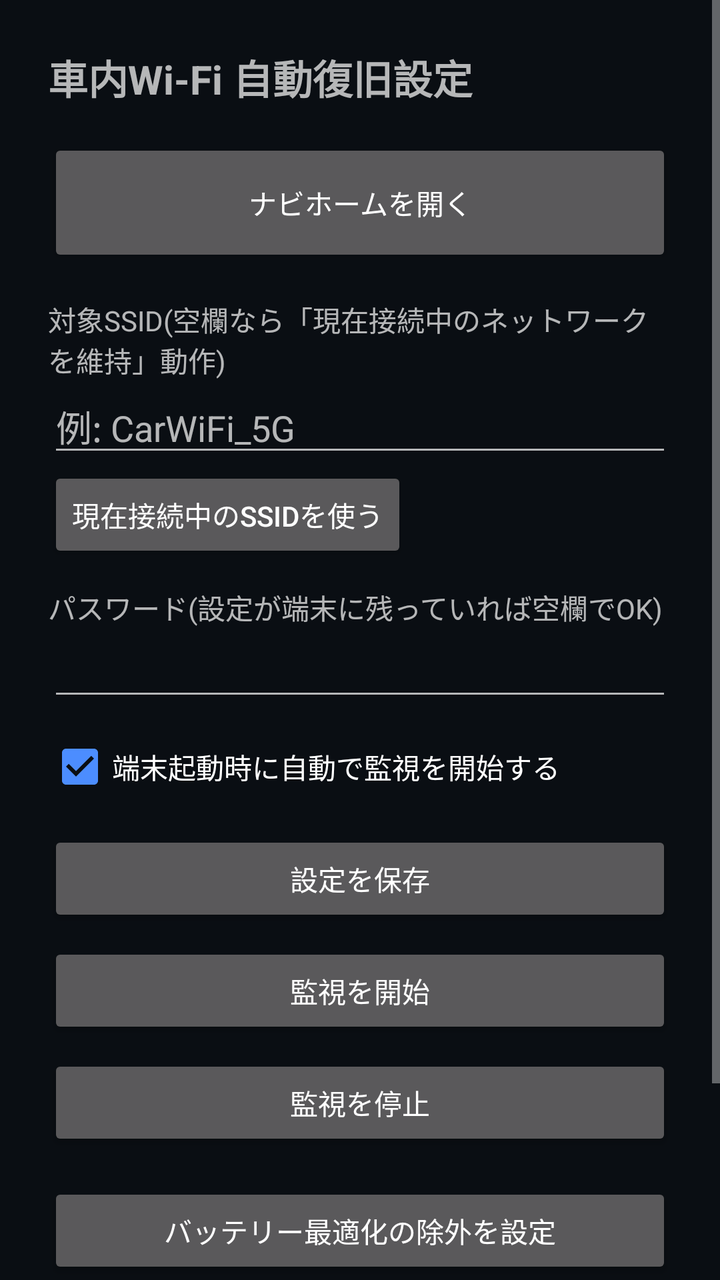
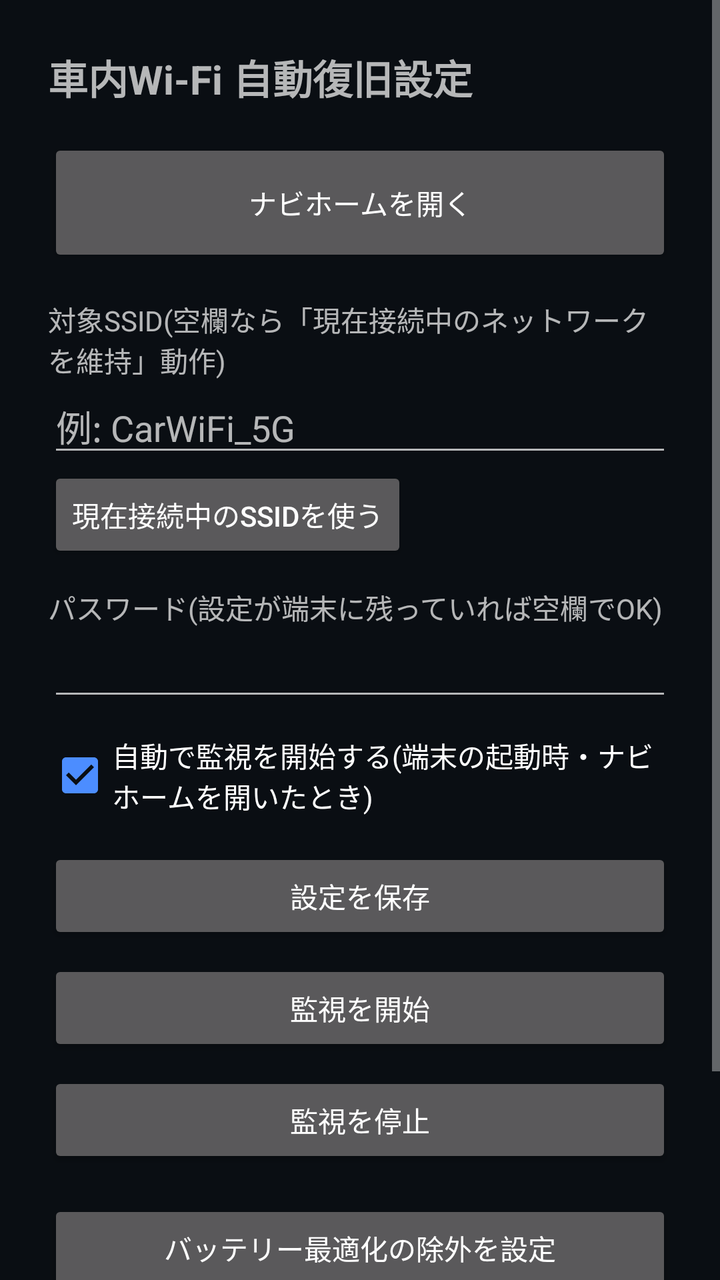

Screens rendered from an Android XML layout before and after an edit, with the pre-edit source and the edit as a unified diff.
<!-- AndroidManifest.xml: application theme AppTheme -->
<!-- res/layout/activity_main.xml -->
<?xml version="1.0" encoding="utf-8"?>
<ScrollView xmlns:android="http://schemas.android.com/apk/res/android"
    android:layout_width="match_parent"
    android:layout_height="match_parent">

<LinearLayout
    android:layout_width="match_parent"
    android:layout_height="wrap_content"
    android:orientation="vertical"
    android:padding="24dp">

    <TextView
        android:layout_width="wrap_content"
        android:layout_height="wrap_content"
        android:text="車内Wi-Fi 自動復旧設定"
        android:textSize="20sp"
        android:textStyle="bold"
        android:paddingBottom="16dp" />

    <Button
        android:id="@+id/home_button"
        android:layout_width="match_parent"
        android:layout_height="64dp"
        android:layout_marginBottom="16dp"
        android:text="ナビホームを開く" />

    <TextView
        android:layout_width="wrap_content"
        android:layout_height="wrap_content"
        android:text="対象SSID(空欄なら「現在接続中のネットワークを維持」動作)" />

    <EditText
        android:id="@+id/ssid_input"
        android:layout_width="match_parent"
        android:layout_height="wrap_content"
        android:hint="例: CarWiFi_5G" />

    <Button
        android:id="@+id/use_current_button"
        android:layout_width="wrap_content"
        android:layout_height="wrap_content"
        android:text="現在接続中のSSIDを使う" />

    <TextView
        android:layout_width="wrap_content"
        android:layout_height="wrap_content"
        android:paddingTop="12dp"
        android:text="パスワード(設定が端末に残っていれば空欄でOK)" />

    <EditText
        android:id="@+id/password_input"
        android:layout_width="match_parent"
        android:layout_height="wrap_content"
        android:inputType="textPassword" />

    <CheckBox
        android:id="@+id/auto_start_check"
        android:layout_width="wrap_content"
        android:layout_height="wrap_content"
        android:layout_marginTop="12dp"
        android:checked="true"
        android:text="端末起動時に自動で監視を開始する" />

    <Button
        android:id="@+id/save_button"
        android:layout_width="match_parent"
        android:layout_height="wrap_content"
        android:layout_marginTop="16dp"
        android:text="設定を保存" />

    <Button
        android:id="@+id/start_button"
        android:layout_width="match_parent"
        android:layout_height="wrap_content"
        android:layout_marginTop="8dp"
        android:text="監視を開始" />

    <Button
        android:id="@+id/stop_button"
        android:layout_width="match_parent"
        android:layout_height="wrap_content"
        android:layout_marginTop="8dp"
        android:text="監視を停止" />

    <Button
        android:id="@+id/battery_button"
        android:layout_width="match_parent"
        android:layout_height="wrap_content"
        android:layout_marginTop="16dp"
        android:text="バッテリー最適化の除外を設定" />

    <Button
        android:id="@+id/satellite_button"
        android:layout_width="match_parent"
        android:layout_height="wrap_content"
        android:layout_marginTop="8dp"
        android:text="衛星情報を見る(みちびき確認)" />

    <TextView
        android:id="@+id/status_text"
        android:layout_width="wrap_content"
        android:layout_height="wrap_content"
        android:layout_marginTop="16dp"
        android:text="状態: 待機中" />

</LinearLayout>
</ScrollView>
<!-- resources referenced by this layout -->
<resources>
  <style name="AppTheme" parent="Theme.AppCompat">
          <item name="colorPrimary">@color/surface</item>
          <item name="colorPrimaryDark">@color/bg</item>
          <item name="colorAccent">@color/accent_navi</item>
          <item name="android:windowBackground">@color/bg</item>
      </style>
  <color name="surface">#141A22</color>
  <color name="bg">#0A0E13</color>
  <color name="accent_navi">#4C8DFF</color>
</resources>

<!-- the commit's change to res/layout/activity_main.xml (unified diff, before → after) -->
@@ -59,7 +59,7 @@
         android:layout_height="wrap_content"
         android:layout_marginTop="12dp"
         android:checked="true"
-        android:text="端末起動時に自動で監視を開始する" />
+        android:text="自動で監視を開始する(端末の起動時・ナビホームを開いたとき)" />
 
     <Button
         android:id="@+id/save_button"
@@ -101,7 +101,7 @@
         android:layout_width="wrap_content"
         android:layout_height="wrap_content"
         android:layout_marginTop="16dp"
-        android:text="状態: 待機中" />
+        android:text="状態: 確認中" />
 
 </LinearLayout>
 </ScrollView>
